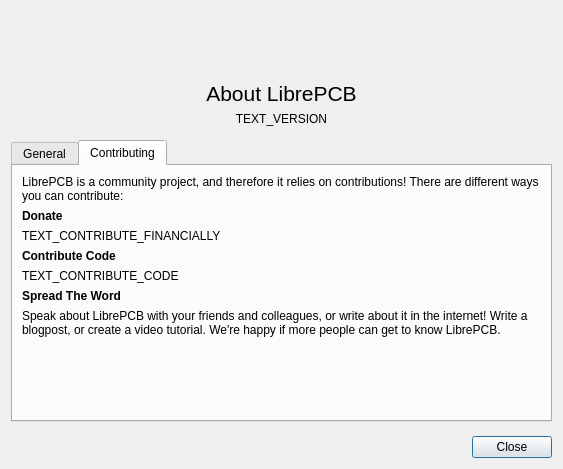
Ainsley-Harriott/LibrePCB, file libs/librepcb/common/dialogs/aboutdialog.ui: the form before one commit.
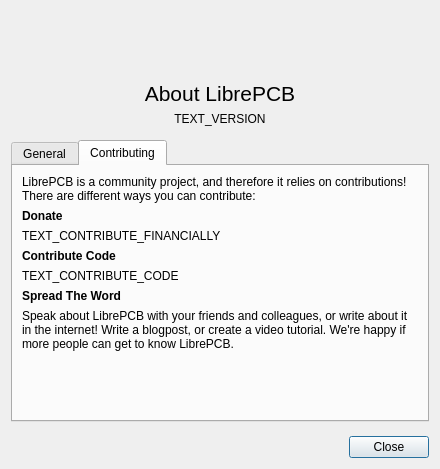
The form after the commit. The open tabs and pages were chosen to show the change. Icons and pictures are not drawn.

Commit message: AboutDialog: Adjust default size

Diff of the .ui file:
```diff
--- a/libs/librepcb/common/dialogs/aboutdialog.ui
+++ b/libs/librepcb/common/dialogs/aboutdialog.ui
@@ -6,8 +6,8 @@
    <rect>
     <x>0</x>
     <y>0</y>
-    <width>563</width>
-    <height>465</height>
+    <width>440</width>
+    <height>438</height>
    </rect>
   </property>
   <property name="windowTitle">
@@ -90,9 +90,6 @@
    </item>
    <item>
     <layout class="QHBoxLayout" name="horizontalLayout">
-     <property name="sizeConstraint">
-      <enum>QLayout::SetMinimumSize</enum>
-     </property>
      <property name="topMargin">
       <number>8</number>
      </property>
@@ -197,9 +194,6 @@
         <layout class="QHBoxLayout" name="horizontalLayout_3">
          <item>
           <layout class="QVBoxLayout" name="tabContributingLayout">
-           <property name="sizeConstraint">
-            <enum>QLayout::SetMinimumSize</enum>
-           </property>
            <item>
             <widget class="QLabel" name="textContributingIntro">
              <property name="text">
```
Left out of the diff: 9 changed lines with no effect on the pictures.
